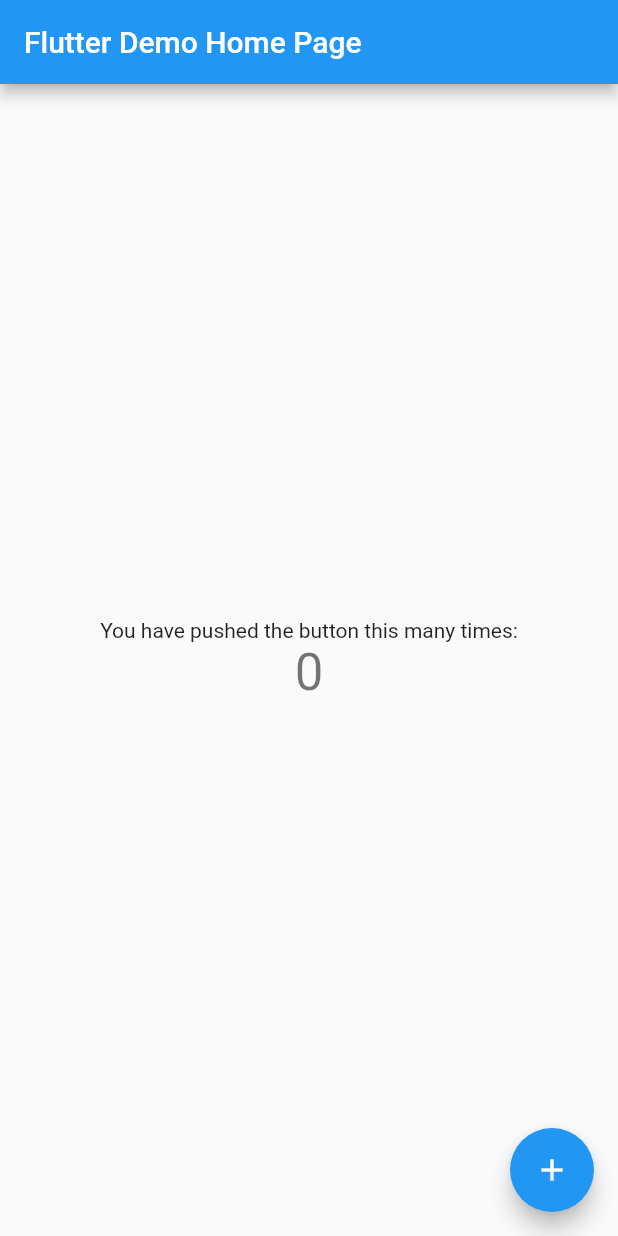
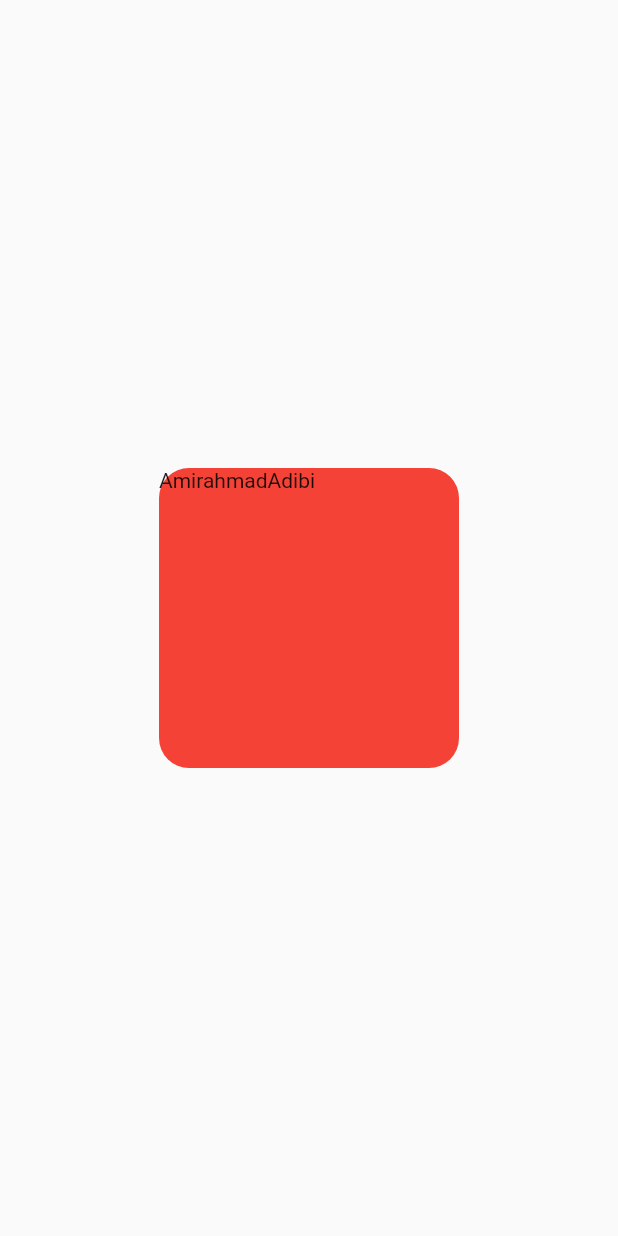
Before and after one commit to amirahmadadibi/bmi_calculator, a Flutter app: the screen it shows after launch, on a phone screen of 412 x 824 dp. Run offline on Flutter 3.47's test engine with Material 2 defaults, Android fonts, the phone set to English and light mode, and no system bars.

Commit message:
week6 E11-box decoration and container background

```diff
--- a/lib/main.dart
+++ b/lib/main.dart
@@ -1,115 +1,34 @@
+import 'dart:ui';
+
 import 'package:flutter/material.dart';
 
 void main() {
-  runApp(const MyApp());
+  runApp(Application());
 }
 
-class MyApp extends StatelessWidget {
-  const MyApp({Key? key}) : super(key: key);
+class Application extends StatelessWidget {
+  const Application({Key? key}) : super(key: key);
 
-  // This widget is the root of your application.
   @override
   Widget build(BuildContext context) {
     return MaterialApp(
-      title: 'Flutter Demo',
-      theme: ThemeData(
-        // This is the theme of your application.
-        //
-        // Try running your application with "flutter run". You'll see the
-        // application has a blue toolbar. Then, without quitting the app, try
-        // changing the primarySwatch below to Colors.green and then invoke
-        // "hot reload" (press "r" in the console where you ran "flutter run",
-        // or simply save your changes to "hot reload" in a Flutter IDE).
-        // Notice that the counter didn't reset back to zero; the application
-        // is not restarted.
-        primarySwatch: Colors.blue,
+      home: Scaffold(
+        body: Center(
+          child: Container(
+            height: 200.0,
+            width: 200.0,
+            child: Text('AmirahmadAdibi'),
+            decoration: BoxDecoration(
+              borderRadius: BorderRadius.only(
+                  topLeft: Radius.circular(20),
+                  topRight: Radius.circular(20),
+                  bottomLeft: Radius.circular(20),
+                  bottomRight: Radius.circular(20)),
+              color: Colors.red,
+            ),
+          ),
+        ),
       ),
-      home: const MyHomePage(title: 'Flutter Demo Home Page'),
     );
   }
 }
-
-class MyHomePage extends StatefulWidget {
-  const MyHomePage({Key? key, required this.title}) : super(key: key);
-
-  // This widget is the home page of your application. It is stateful, meaning
-  // that it has a State object (defined below) that contains fields that affect
-  // how it looks.
-
-  // This class is the configuration for the state. It holds the values (in this
-  // case the title) provided by the parent (in this case the App widget) and
-  // used by the build method of the State. Fields in a Widget subclass are
-  // always marked "final".
-
-  final String title;
-
-  @override
-  State<MyHomePage> createState() => _MyHomePageState();
-}
-
-class _MyHomePageState extends State<MyHomePage> {
-  int _counter = 0;
-
-  void _incrementCounter() {
-    setState(() {
-      // This call to setState tells the Flutter framework that something has
-      // changed in this State, which causes it to rerun the build method below
-      // so that the display can reflect the updated values. If we changed
-      // _counter without calling setState(), then the build method would not be
-      // called again, and so nothing would appear to happen.
-      _counter++;
-    });
-  }
-
-  @override
-  Widget build(BuildContext context) {
-    // This method is rerun every time setState is called, for instance as done
-    // by the _incrementCounter method above.
-    //
-    // The Flutter framework has been optimized to make rerunning build methods
-    // fast, so that you can just rebuild anything that needs updating rather
-    // than having to individually change instances of widgets.
-    return Scaffold(
-      appBar: AppBar(
-        // Here we take the value from the MyHomePage object that was created by
-        // the App.build method, and use it to set our appbar title.
-        title: Text(widget.title),
-      ),
-      body: Center(
-        // Center is a layout widget. It takes a single child and positions it
-        // in the middle of the parent.
-        child: Column(
-          // Column is also a layout widget. It takes a list of children and
-          // arranges them vertically. By default, it sizes itself to fit its
-          // children horizontally, and tries to be as tall as its parent.
-          //
-          // Invoke "debug painting" (press "p" in the console, choose the
-          // "Toggle Debug Paint" action from the Flutter Inspector in Android
-          // Studio, or the "Toggle Debug Paint" command in Visual Studio Code)
-          // to see the wireframe for each widget.
-          //
-          // Column has various properties to control how it sizes itself and
-          // how it positions its children. Here we use mainAxisAlignment to
-          // center the children vertically; the main axis here is the vertical
-          // axis because Columns are vertical (the cross axis would be
-          // horizontal).
-          mainAxisAlignment: MainAxisAlignment.center,
-          children: <Widget>[
-            const Text(
-              'You have pushed the button this many times:',
-            ),
-            Text(
-              '$_counter',
-              style: Theme.of(context).textTheme.headline4,
-            ),
-          ],
-        ),
-      ),
-      floatingActionButton: FloatingActionButton(
-        onPressed: _incrementCounter,
-        tooltip: 'Increment',
-        child: const Icon(Icons.add),
-      ), // This trailing comma makes auto-formatting nicer for build methods.
-    );
-  }
-}
```
